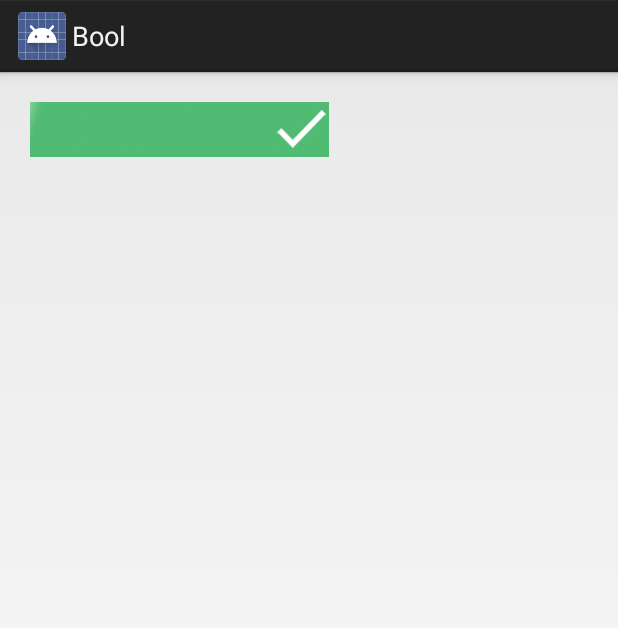
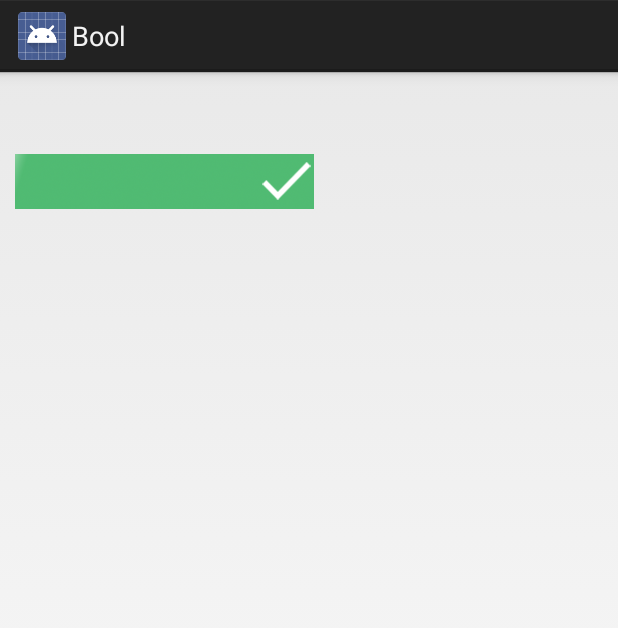
Before and after one commit to flymperopoulos/Bool, an Android app: the layout question_item.xml on its own in the app's theme, with its tools: preview values and no code run, on a phone screen of 412 x 824 dp. Shown: the top 628 px of the screen. Run offline under Robolectric (Android 15) with nearby library versions, the phone set to English and light mode, and no system bars; network calls fail.

Commit message:
trying to fix sliding. not there yet

```diff
--- a/Bool/app/src/main/java/com/example/james/bool/MainPageFragment.java
+++ b/Bool/app/src/main/java/com/example/james/bool/MainPageFragment.java
@@ -75,7 +75,7 @@
                         httpRequestHandler.postAnswers("B", (String) listViewQuestion.getItemAtPosition(i));
 
 //                        (rootView.findViewById(R.id.check)).setVisibility(ImageView.VISIBLE);
-                        slideToLeft(view);
+                        slideToRight(view);
                         questionAdapter.removeQuestions(i);
 
                     }
@@ -84,7 +84,7 @@
                         check.setVisibility(ImageView.VISIBLE);
                         httpRequestHandler.postAnswers("A",(String) listViewQuestion.getItemAtPosition(i));
 
-                        slideToRight(view);
+                        slideToLeft(view);
 
                         questionAdapter.removeQuestions(i);
                     }
--- a/Bool/app/src/main/res/layout/question_item.xml
+++ b/Bool/app/src/main/res/layout/question_item.xml
@@ -7,7 +7,7 @@
 <LinearLayout
     android:layout_width="fill_parent"
     android:layout_height="wrap_content"
-    android:padding="20dp"
+    android:padding="10dp"
     >
 
     <ImageView
@@ -15,6 +15,7 @@
         android:layout_width="wrap_content"
         android:layout_height="wrap_content"
         android:layout_centerHorizontal="true"
+        android:layout_gravity="center"
         android:src="@drawable/check"
         android:visibility="visible"/>
 
@@ -23,6 +24,7 @@
         android:layout_width="wrap_content"
         android:layout_height="wrap_content"
         android:layout_centerHorizontal="true"
+        android:layout_gravity="center"
         android:src="@drawable/nope"
         android:visibility="invisible"/>
 
```
